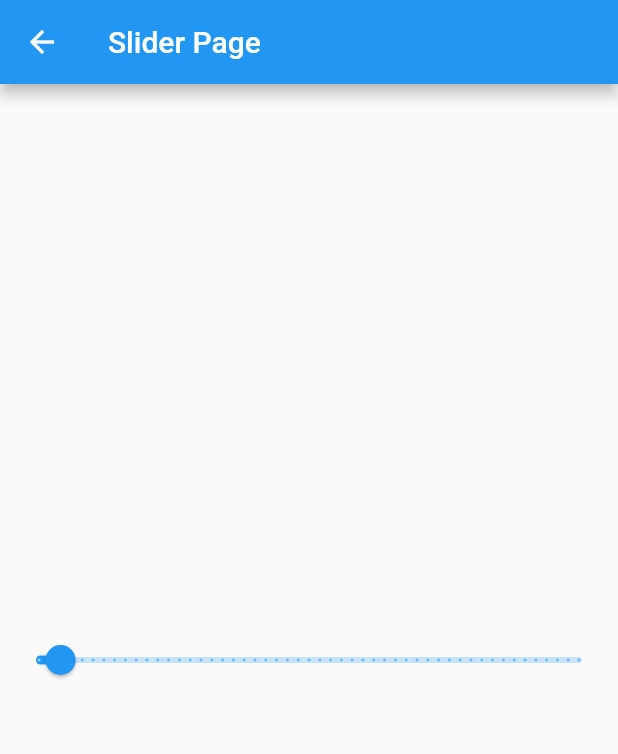
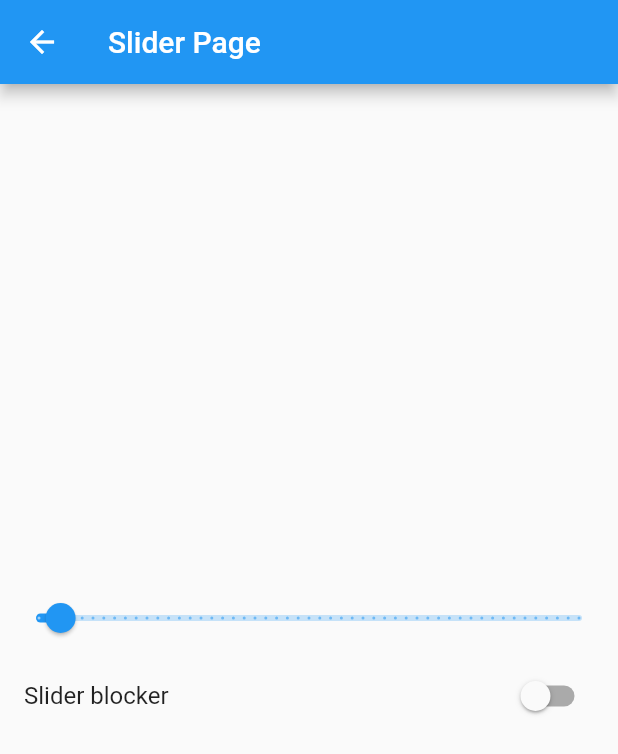
Before and after one commit to VictorParodi/Tools, a Flutter app: the SliderPage screen opened by its route, on a phone screen of 412 x 824 dp. Shown: the top 754 px of the screen. Run offline on Flutter 3.47's test engine with Material 2 defaults, Android fonts, the phone set to English and light mode, and no system bars.

```diff
--- a/lib/src/pages/slider_page.dart
+++ b/lib/src/pages/slider_page.dart
@@ -7,12 +7,21 @@ class SliderPage extends StatefulWidget {
 
 class _SliderPageState extends State<SliderPage> {
   double _slidervalue = 20.0;
+  bool _switchvalue = false;
 
   @override
   Widget build(BuildContext context) {
     return Scaffold(
       appBar: AppBar(title: Text('Slider Page')),
-      body: _createSlider()
+      body: Center(
+        child: Column(
+          mainAxisAlignment: MainAxisAlignment.center,
+          children: <Widget>[
+            _createSlider(),
+            _createSwitch()
+          ],
+        ),
+      )
     );
   }
 
@@ -24,10 +33,22 @@ class _SliderPageState extends State<SliderPage> {
         divisions: 50,
         min: 0.0,
         max: 500.0,
-        onChanged: (value) {
+        onChanged: _switchvalue? null : (value) {
           setState(() => _slidervalue = value);
         },
       )
     );
   }
+
+  Widget _createSwitch() {
+    return (
+      SwitchListTile(
+        title: Text('Slider blocker'),
+        value: _switchvalue,
+        onChanged: (value) {
+          setState(() => _switchvalue = value);
+        },
+      )
+    );
+  }
 }
```
